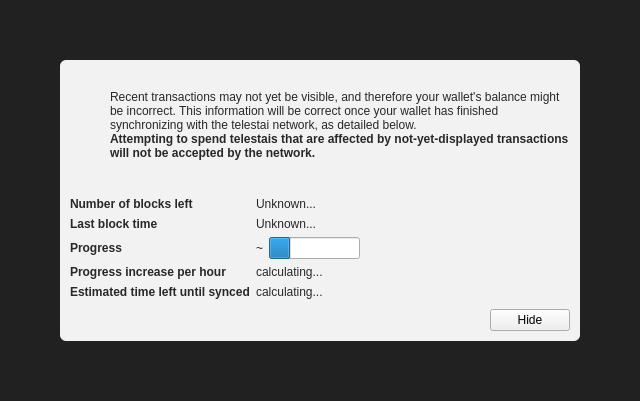
Above: src/qt/forms/modaloverlay.ui from zachchan105/slimecoin before the change. Below: the same form after it.
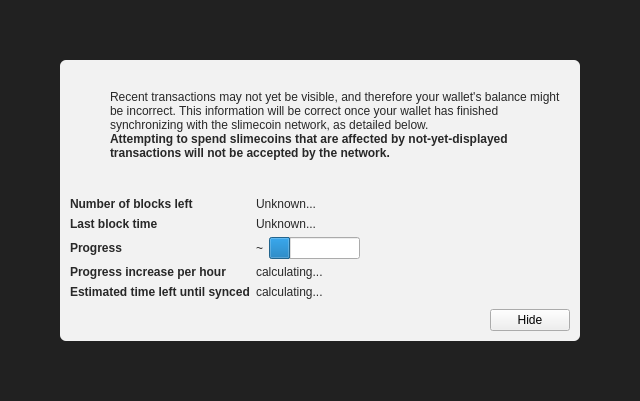
That is the form after the change. Icons and pictures are not drawn. Custom widgets are drawn as their Qt base class.

```diff
--- a/src/qt/forms/modaloverlay.ui
+++ b/src/qt/forms/modaloverlay.ui
@@ -130,7 +130,7 @@
              <item>
               <widget class="QLabel" name="infoText">
                <property name="text">
-                <string>Recent transactions may not yet be visible, and therefore your wallet's balance might be incorrect. This information will be correct once your wallet has finished synchronizing with the telestai network, as detailed below.</string>
+                <string>Recent transactions may not yet be visible, and therefore your wallet's balance might be incorrect. This information will be correct once your wallet has finished synchronizing with the slimecoin network, as detailed below.</string>
                </property>
                <property name="textFormat">
                 <enum>Qt::RichText</enum>
@@ -149,7 +149,7 @@
                 </font>
                </property>
                <property name="text">
-                <string>Attempting to spend telestais that are affected by not-yet-displayed transactions will not be accepted by the network.</string>
+                <string>Attempting to spend slimecoins that are affected by not-yet-displayed transactions will not be accepted by the network.</string>
                </property>
                <property name="textFormat">
                 <enum>Qt::RichText</enum>
```
